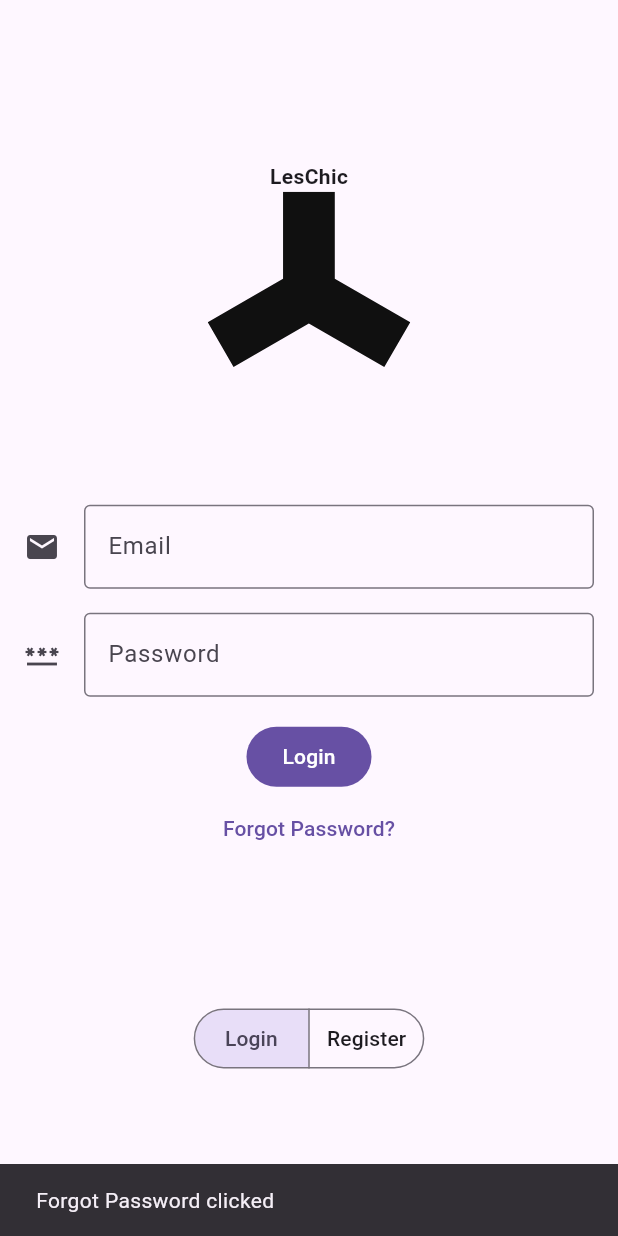
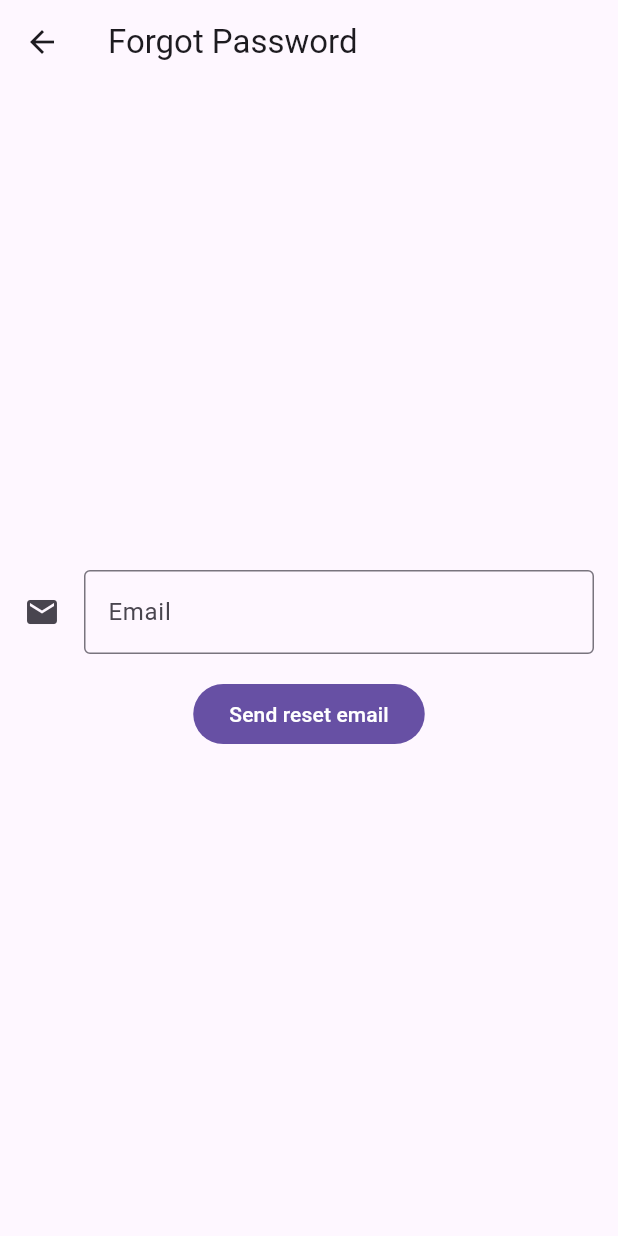
Before and after one commit to HaroldSaenz87/LesChic, a Flutter app: the screen it shows after launch, after a tap on "Forgot Password?", on a phone screen of 412 x 824 dp. Run offline on Flutter 3.47's test engine with Material 3 defaults, Android fonts, the phone set to English and light mode, and no system bars; our stand-ins replace flutter_secure_storage, flutter_svg, image_picker.

Commit message:
implement password reset features
I somehow just forgot to do this til now

```diff
--- a/Frontend_App/lib/loginPage.dart
+++ b/Frontend_App/lib/loginPage.dart
@@ -176,8 +176,69 @@ class Forgot extends StatelessWidget {
   @override
   Widget build(BuildContext context) {
     return TextButton(
-      onPressed: () => showSnackBar(context, 'Forgot Password clicked'),
+      onPressed: () => Navigator.pushNamed(context, '/login/forgot'),
       child: Text('Forgot Password?'),
+    );
+  }
+}
+
+class ForgotPage extends StatefulWidget {
+  const ForgotPage({super.key});
+
+  @override
+  State<ForgotPage> createState() => _ForgotPageState();
+}
+
+class _ForgotPageState extends State<ForgotPage> {
+  final GlobalKey<FormState> _forgotFormKey = GlobalKey<FormState>();
+  final TextEditingController _emailController = TextEditingController();
+
+  @override
+  void dispose() {
+    _emailController.dispose();
+    super.dispose();
+  }
+
+  void forgotPressed() async {
+    if(_forgotFormKey.currentState!.validate()) {
+      String response = await doResetPassword(_emailController.text);
+      if (mounted) showSnackBar(context, response);
+    }
+  }
+
+  @override
+  Widget build(BuildContext context) {
+    return Scaffold(
+      appBar: AppBar(title: Text('Forgot Password'),),
+      body: Padding(
+        padding: const EdgeInsets.all(16.0),
+        child: Form(
+          key: _forgotFormKey,
+          child: Column(
+            spacing: 16.0,
+            mainAxisAlignment: MainAxisAlignment.center,
+            children: [
+              TextFormField(
+                controller: _emailController,
+                decoration: InputDecoration(
+                  icon: Icon(Icons.email),
+                  labelText: 'Email',
+                ),
+                validator: (String? value) {
+                  if (value == null || value.isEmpty) {
+                    return 'Please enter your email';
+                  }
+                  return null;
+                },
+              ),
+              FilledButton(
+                onPressed: forgotPressed,
+                child: Text('Send reset email'),
+              ),
+            ],
+          ),
+        ),
+      ),
     );
   }
 }
--- a/Frontend_App/lib/main.dart
+++ b/Frontend_App/lib/main.dart
@@ -25,6 +25,7 @@ class App extends StatelessWidget {
       routes: {
         '/': (context) => const LandingPage(),
         '/login': (context) => const LoginPage(),
+        '/login/forgot': (content) => const ForgotPage(),
         '/dashboard': (context) => const DashboardPage(),
         '/dashboard/addClothes': (context) => const AddClothesScreen(),
       },
```
Also changed, not shown: Frontend_App/lib/utils.dart (+15 -0 lines).
